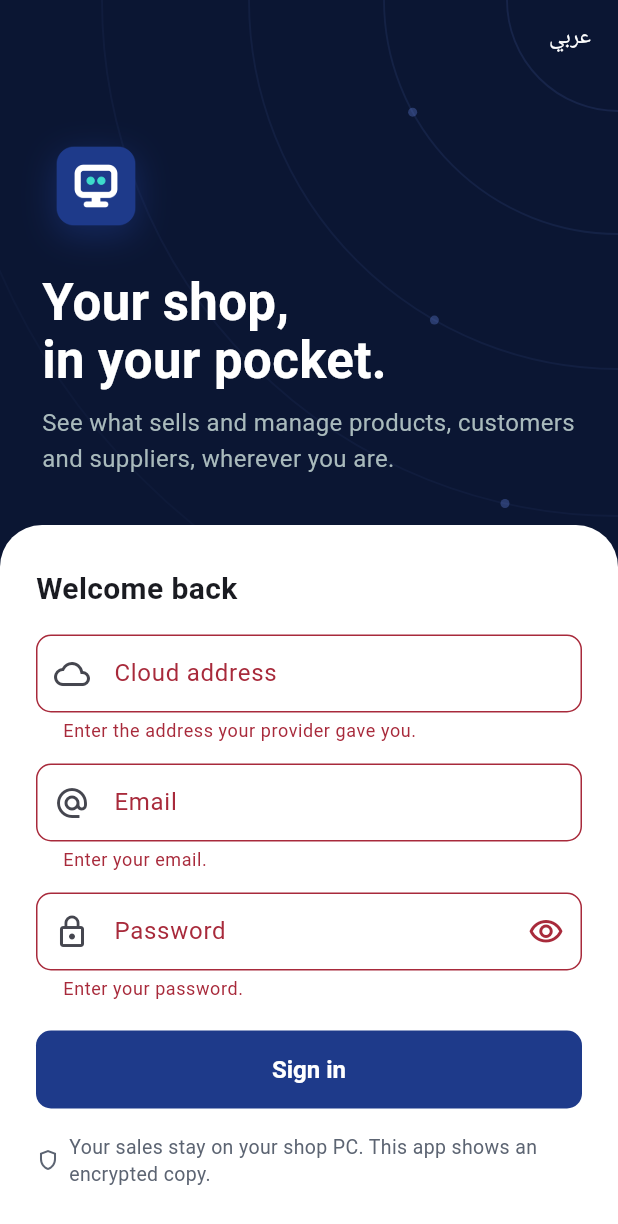
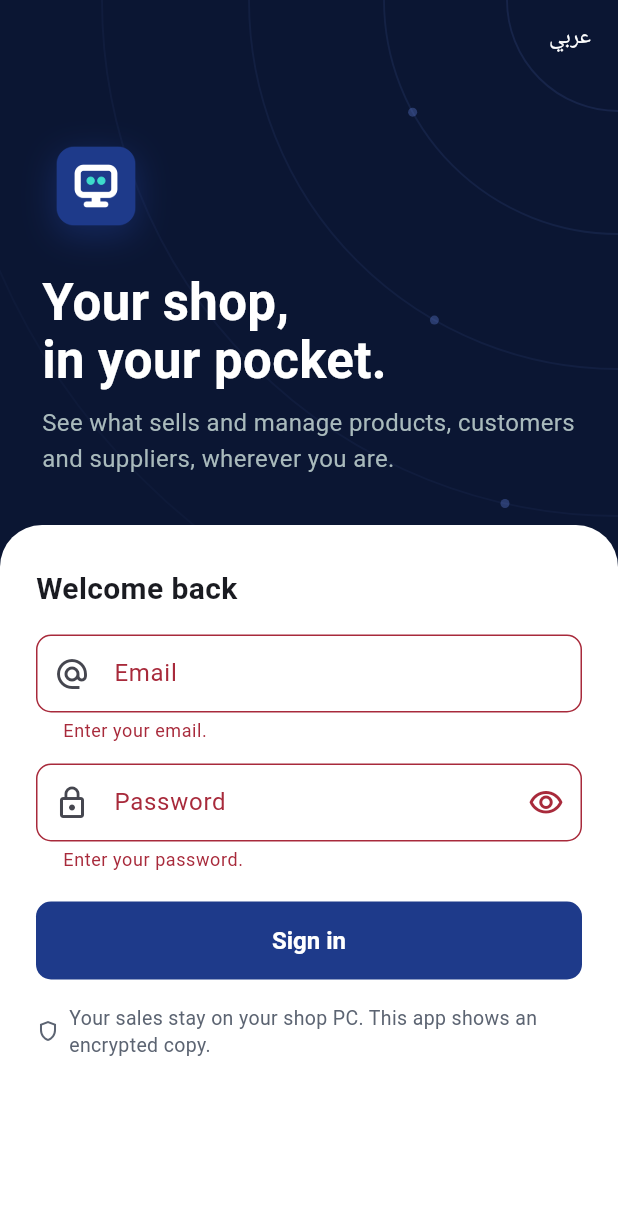
Before and after one commit to alaaredamq/NexPOS, a Flutter app: the screen it shows after launch, after a tap on "Sign in", on a phone screen of 412 x 824 dp. Shown: the top 1224 px of the screen. Run offline on Flutter 3.47's test engine with Material 3 defaults, Android fonts, the phone set to English and light mode, and no system bars; our stand-ins replace flutter_local_notifications, flutter_secure_storage, local_auth, shared_preferences; missing offline and left inert: cryptography, workmanager.

Commit message:
Phone app always talks to coduos.com; server picked at build time
The sign-in screen no longer asks for a server. mobile/lib/config.dart
reads CLOUD_URL (default https://coduos.com), so a test build can use
--dart-define=CLOUD_URL=https://nexpos.tryasp.net. The connect guide
gains a section on the owner's phone app.

Co-Authored-By: Claude Opus 5.5 <noreply@anthropic.com>

```diff
--- a/mobile/lib/background/watcher.dart
+++ b/mobile/lib/background/watcher.dart
@@ -6,6 +6,7 @@ import 'package:shared_preferences/shared_preferences.dart';
 import 'package:workmanager/workmanager.dart';
 
 import '../api/owner_api.dart';
+import '../config.dart' as config;
 import '../crypto/change_seal.dart';
 import '../crypto/shop_key.dart';
 import '../data/shop_data.dart';
@@ -244,11 +245,10 @@ Future<bool> runWatch({Notifier? notifier, SharedPreferences? preferences}) asyn
   if (!WatchSettings.isOn(prefs)) return true;
   final token = await const SecureTokenStore().read();
   final key = await const SecureKeyStore().read();
-  final url = prefs.getString('cloud_url') ?? '';
-  if (token == null || key == null || url.isEmpty) return true; // signed out or locked: nothing to look at
+  if (token == null || key == null) return true; // signed out or locked: nothing to look at
 
   try {
-    final watcher = ShopWatcher(api: HttpOwnerApi(baseUrl: url, token: token), key: key, prefs: prefs);
+    final watcher = ShopWatcher(api: HttpOwnerApi(baseUrl: config.cloudUrl, token: token), key: key, prefs: prefs);
     final out = notifier ?? LocalNotifier();
     for (final alert in await watcher.check()) {
       await out.show(alert);
--- /dev/null
+++ b/mobile/lib/config.dart
@@ -0,0 +1,7 @@
+/// The Coduo cloud the app always talks to. Owners never type or see it.
+///
+/// The live cloud is the default. To build against another cloud, pass it at build time (no code change):
+///   test cloud:   flutter build apk --release --dart-define=CLOUD_URL=https://nexpos.tryasp.net
+///   this PC:      flutter run --dart-define=CLOUD_URL=http://10.0.2.2:51158   (debug builds allow plain http)
+/// To change the default for every build, edit the defaultValue below.
+const cloudUrl = String.fromEnvironment('CLOUD_URL', defaultValue: 'https://coduos.com');
--- a/mobile/lib/screens/sign_in_screen.dart
+++ b/mobile/lib/screens/sign_in_screen.dart
@@ -1,4 +1,3 @@
-import 'package:flutter/foundation.dart' show kDebugMode;
 import 'package:flutter/material.dart';
 import 'package:provider/provider.dart';
 
@@ -19,7 +18,6 @@ class SignInScreen extends StatefulWidget {
 
 class _SignInScreenState extends State<SignInScreen> {
   final _form = GlobalKey<FormState>();
-  late final TextEditingController _url;
   final _email = TextEditingController();
   final _password = TextEditingController();
   bool _busy = false;
@@ -28,16 +26,7 @@ class _SignInScreenState extends State<SignInScreen> {
   int _shakes = 0;
 
   @override
-  void initState() {
-    super.initState();
-    final saved = context.read<Session>().cloudUrl;
-    // Debug builds start on the PC running the cloud (the emulator's name for it); release builds start empty.
-    _url = TextEditingController(text: saved.isNotEmpty ? saved : (kDebugMode ? 'http://10.0.2.2:51158' : ''));
-  }
-
-  @override
   void dispose() {
-    _url.dispose();
     _email.dispose();
     _password.dispose();
     super.dispose();
@@ -60,8 +49,8 @@ class _SignInScreenState extends State<SignInScreen> {
     }
     FocusScope.of(context).unfocus();
     final offline = context.tr(
-      'Could not reach the cloud. Check the address and your connection.',
-      'تعذّر الوصول إلى السحابة. تحقق من العنوان والاتصال.',
+      'Could not reach Coduo. Check your internet connection.',
+      'تعذّر الوصول إلى Coduo. تحقق من اتصالك بالإنترنت.',
     );
     setState(() {
       _busy = true;
@@ -69,7 +58,6 @@ class _SignInScreenState extends State<SignInScreen> {
     });
     try {
       await context.read<Session>().signIn(
-        cloudUrl: _url.text,
         email: _email.text,
         password: _password.text,
       );
@@ -207,34 +195,6 @@ class _SignInScreenState extends State<SignInScreen> {
                                           ),
                                         ),
                                         const SizedBox(height: 16),
-                                        TextFormField(
-                                          controller: _url,
-                                          keyboardType: TextInputType.url,
-                                          textInputAction: TextInputAction.next,
-                                          autocorrect: false,
-                                          textDirection: TextDirection.ltr,
-                                          decoration: InputDecoration(
-                                            labelText: context.tr(
-                                              'Cloud address',
-                                              'عنوان السحابة',
-                                            ),
-                                            hintText:
-                                                'https://cloud.example.com',
-                                            prefixIcon: const Icon(
-                                              Icons.cloud_outlined,
-                                            ),
-                                          ),
-                                          validator: (v) =>
-                                              (Uri.tryParse((v ?? '').trim())
-                                                      ?.hasScheme ??
-                                                  false)
-                                              ? null
-                                              : context.tr(
-                                                  'Enter the address your provider gave you.',
-                                                  'أدخل العنوان الذي زوّدك به مزوّد الخدمة.',
-                                                ),
-                                        ),
-                                        const SizedBox(height: 14),
                                         TextFormField(
                                           controller: _email,
                                           keyboardType:
--- a/mobile/lib/state/session.dart
+++ b/mobile/lib/state/session.dart
@@ -5,6 +5,7 @@ import 'package:flutter_secure_storage/flutter_secure_storage.dart';
 import 'package:shared_preferences/shared_preferences.dart';
 
 import '../api/owner_api.dart';
+import '../config.dart' as config;
 import '../crypto/change_seal.dart';
 import '../crypto/shop_key.dart';
 import 'permissions.dart';
@@ -38,12 +39,11 @@ class MemoryTokenStore implements TokenStore {
 
 typedef ApiFactory = OwnerApi Function(String baseUrl, String? token);
 
-/// Who is signed in, to which cloud, in which language. Screens listen to it and rebuild.
+/// Who is signed in, in which language. The cloud is always [config.cloudUrl]. Screens listen to it and rebuild.
 class Session extends ChangeNotifier {
   Session({required this._prefs, required this._tokens, ApiFactory? apiFactory})
       : _apiFactory = apiFactory ?? ((url, token) => HttpOwnerApi(baseUrl: url, token: token));
 
-  static const _urlKey = 'cloud_url';
   static const _langKey = 'language';
   static const _nameKey = 'display_name';
   static const _clientKey = 'client_name';
@@ -57,7 +57,6 @@ class Session extends ChangeNotifier {
   String? _token;
   OwnerApi? _api;
 
-  String get cloudUrl => _prefs.getString(_urlKey) ?? '';
   String get displayName => _prefs.getString(_nameKey) ?? '';
   String get clientName => _prefs.getString(_clientKey) ?? '';
 
@@ -77,25 +76,23 @@ class Session extends ChangeNotifier {
   /// Picks up where the owner left off: a saved sign-in is used again without asking.
   Future<void> restore() async {
     _token = await _tokens.read();
-    if (_token != null && cloudUrl.isNotEmpty) {
-      _api = _apiFactory(cloudUrl, _token);
+    if (_token != null) {
+      _api = _apiFactory(config.cloudUrl, _token);
     } else {
       _token = null;
     }
     notifyListeners();
   }
 
-  Future<void> signIn({required String cloudUrl, required String email, required String password}) async {
-    final url = cloudUrl.trim();
-    final result = await _apiFactory(url, null).signIn(email.trim(), password);
+  Future<void> signIn({required String email, required String password}) async {
+    final result = await _apiFactory(config.cloudUrl, null).signIn(email.trim(), password);
     await _tokens.write(result.token);
-    await _prefs.setString(_urlKey, url);
     await _prefs.setString(_nameKey, result.displayName);
     await _prefs.setString(_clientKey, result.clientName);
     await _prefs.setInt(_permKey, result.permissions);
     await _prefs.setString(_roleKey, result.role);
     _token = result.token;
-    _api = _apiFactory(url, result.token);
+    _api = _apiFactory(config.cloudUrl, result.token);
     notifyListeners();
   }
 
```
Also changed, not shown: 4 other files.
